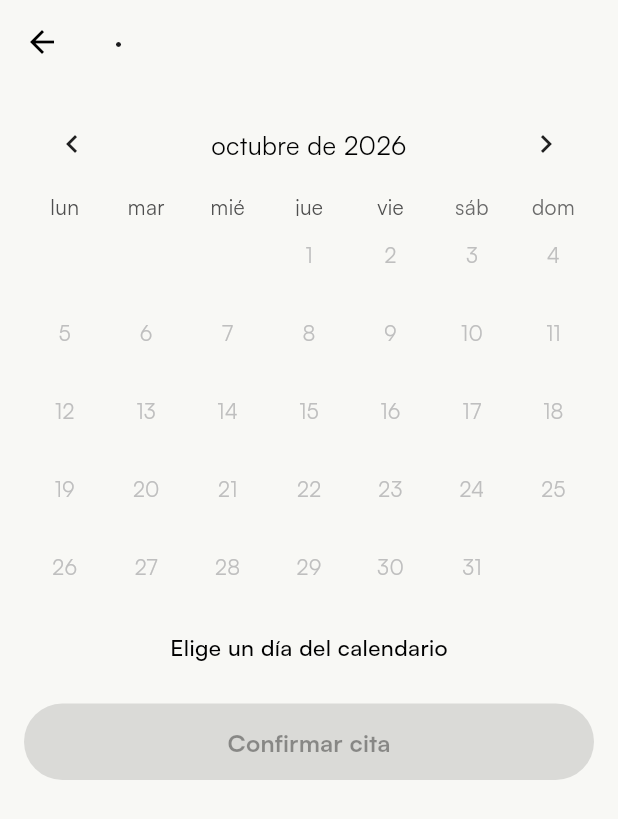
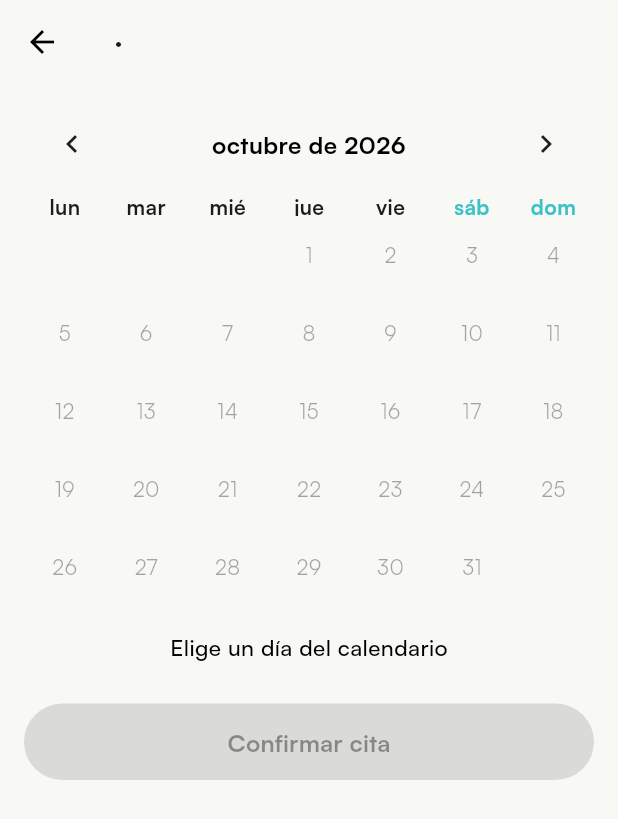
Before and after one commit to xDit0x/drbot_flutter_app, a Flutter app: the SchedulePage screen opened directly with empty values, on a phone screen of 412 x 824 dp. Shown: the top 819 px of the screen. Run offline on Flutter 3.47's test engine with Material 3 defaults, Android fonts, the phone set to English and light mode, and no system bars; drawn by our look-alikes of table_calendar; our stand-ins replace cloud_firestore, dartz, firebase_auth, firebase_core, flutter_bloc, flutter_svg and 8 more; accounts and stored records are empty.

Commit message:
change: estilos del schedule_page cambiados

```diff
--- a/lib/presentation/appointments/pages/new_appointment_page.dart
+++ b/lib/presentation/appointments/pages/new_appointment_page.dart
@@ -155,6 +155,10 @@ class _NewAppointmentPageState extends State<NewAppointmentPage> {
             children: [
               if (showSelector) ...[
                 SegmentedButton<_Coverage>(
+                  style: SegmentedButton.styleFrom(
+                    textStyle: TextStyle(fontWeight: FontWeight.bold),
+                  ),
+
                   segments: const [
                     ButtonSegment(
                       value: _Coverage.public,
--- a/lib/presentation/appointments/pages/schedule_page.dart
+++ b/lib/presentation/appointments/pages/schedule_page.dart
@@ -156,17 +156,53 @@ class _SchedulePageState extends State<SchedulePage> {
                   widget.doctor.schedule.worksOn(day);
             },
             onDaySelected: _onDaySelected,
+            daysOfWeekStyle: DaysOfWeekStyle(
+              weekdayStyle: TextStyle(
+                color: scheme.inverseSurface,
+                fontWeight: FontWeight.w600,
+              ),
+              weekendStyle: TextStyle(
+                color: scheme.primary,
+                fontWeight: FontWeight.w700,
+              ),
+            ),
+
             headerStyle: const HeaderStyle(
+              titleTextStyle: TextStyle(
+                fontWeight: FontWeight.bold,
+                fontSize: 16,
+              ),
               formatButtonVisible: false,
               titleCentered: true,
             ),
             calendarStyle: CalendarStyle(
+              defaultTextStyle: TextStyle(
+                color: scheme.inverseSurface,
+                fontWeight: FontWeight.w600,
+              ),
+              selectedTextStyle: TextStyle(
+                color: scheme.surfaceContainer,
+                fontWeight: FontWeight.bold,
+              ),
+              disabledTextStyle: TextStyle(
+                color: scheme.inverseSurface.withAlpha(100),
+              ),
+              todayTextStyle: TextStyle(
+                color: scheme.inverseSurface,
+                fontWeight: FontWeight.bold,
+                shadows: [
+                  Shadow(
+                    color: Colors.black.withAlpha(100),
+                    offset: Offset(0.5, 0.5),
+                  ),
+                ],
+              ),
               todayDecoration: BoxDecoration(
-                color: scheme.secondaryContainer,
+                color: scheme.primary,
                 shape: BoxShape.circle,
               ),
               selectedDecoration: BoxDecoration(
-                color: scheme.primary,
+                color: scheme.secondaryContainer,
                 shape: BoxShape.circle,
               ),
               outsideDaysVisible: false,
```
